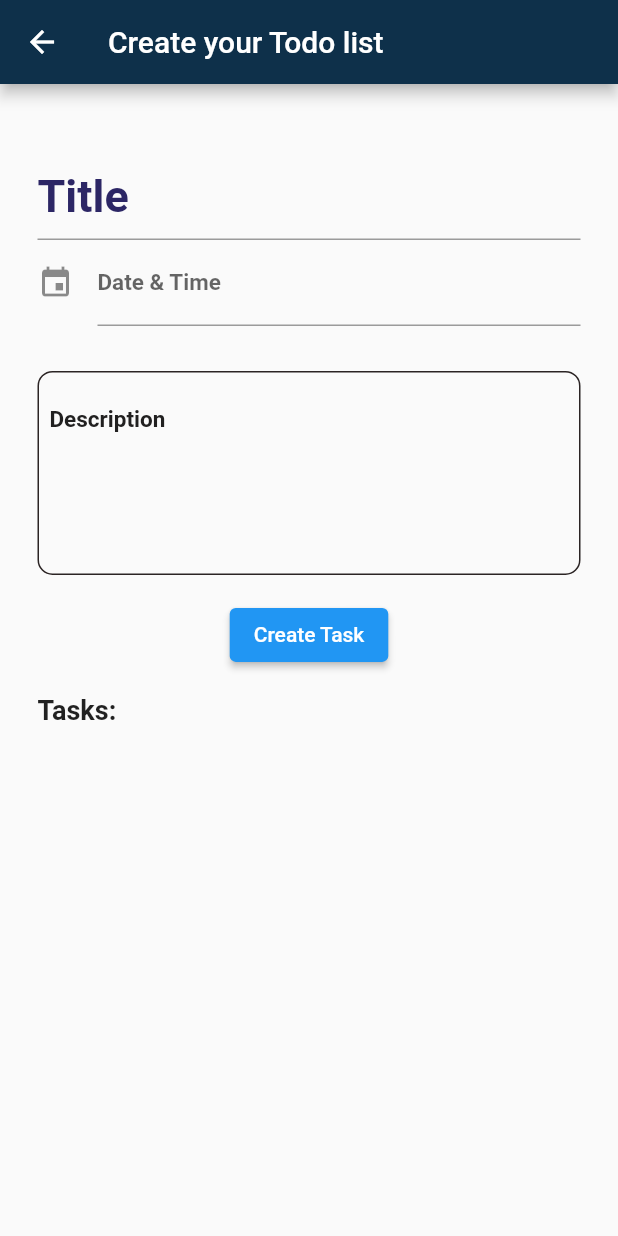
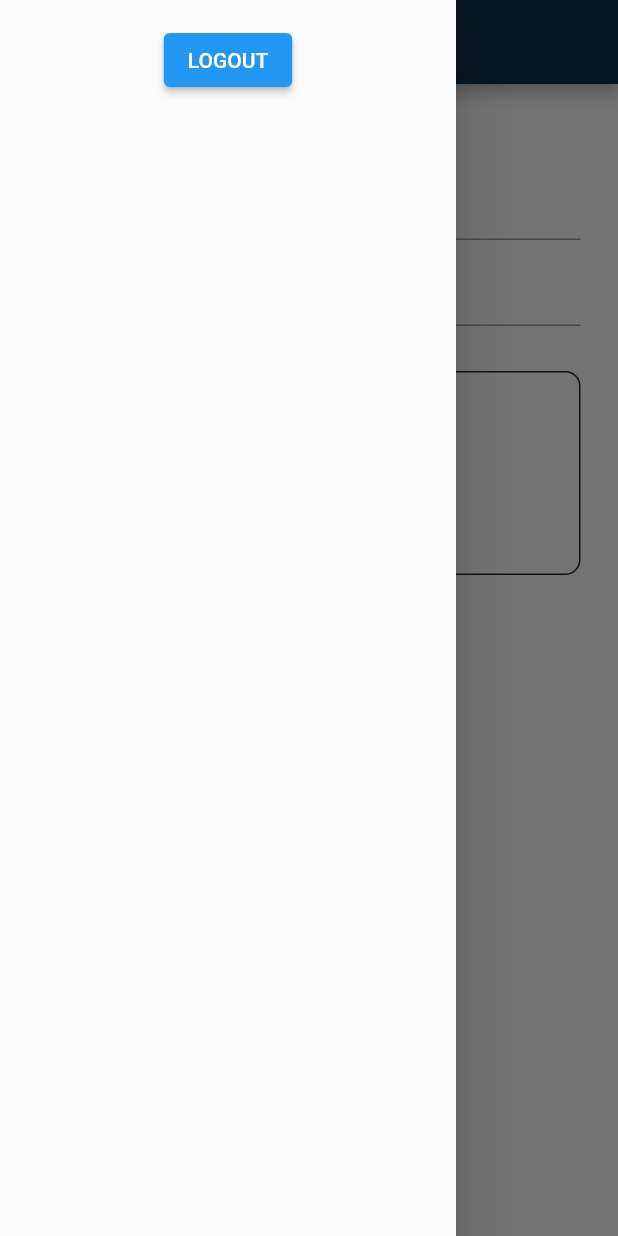
Before and after one commit to ank809/Todo_App, a Flutter app: the Home screen opened by its route, with the side drawer open (before the commit the screen has no drawer), on a phone screen of 412 x 824 dp. Run offline on Flutter 3.47's test engine with Material 2 defaults, Android fonts, the phone set to English and light mode, and no system bars; drawn by our look-alikes of date_time_picker; our stand-ins replace firebase_auth, firebase_core, firebase_database; accounts and stored records are empty.

Commit message:
email and password authentication has been added

```diff
--- a/lib/constants.dart
+++ b/lib/constants.dart
@@ -23,3 +23,4 @@ const logstyle= TextStyle(color: Colors.white70,
                           fontSize: 16.0);
  const signstyle=TextStyle(color: Colors.white70,
                           fontSize: 16.0);
+ const username= TextStyle(color: Colors.black, fontWeight: FontWeight.bold);
--- a/lib/home.dart
+++ b/lib/home.dart
@@ -1,3 +1,4 @@
+import 'package:firebase_auth/firebase_auth.dart';
 import 'package:flutter/foundation.dart';
 import 'package:flutter/material.dart';
 import 'package:todo_app/constants.dart';
@@ -25,6 +26,7 @@ class _HomeState extends State<Home> {
   final TextEditingController _titleController = TextEditingController();
   final TextEditingController _descriptionController = TextEditingController();
   final TextEditingController _dateandtimeController = TextEditingController();
+  final users= FirebaseAuth.instance.currentUser;
   List<Task> tasks = [];
   late DatabaseReference dbref;
   int editIndex = -1;
@@ -65,9 +67,22 @@ class _HomeState extends State<Home> {
 
   @override
   Widget build(BuildContext context) {
-    return Scaffold(
+    return SafeArea(
+      child: Scaffold(
         appBar: AppBar(
           title: const Text('Create your Todo list'),
+        ),
+        drawer: Drawer(
+          child: Column(children: [
+            Text('${users?.email}', style: username,),
+           ElevatedButton(
+                onPressed: () async {
+                    await FirebaseAuth.instance.signOut();
+                  },
+                child: const Text('LOGOUT'),
+              ),
+          ],
+          ),
         ),
         body: SingleChildScrollView(
           child: Container(
@@ -217,6 +232,7 @@ class _HomeState extends State<Home> {
             ),
           ),
         ),
+      ),
     );
   }
 }
```
Also changed, not shown: lib/login.dart (+30 -3 lines), lib/signup.dart (+32 -3 lines). Lines whose indentation alone changed are shown as unchanged.
